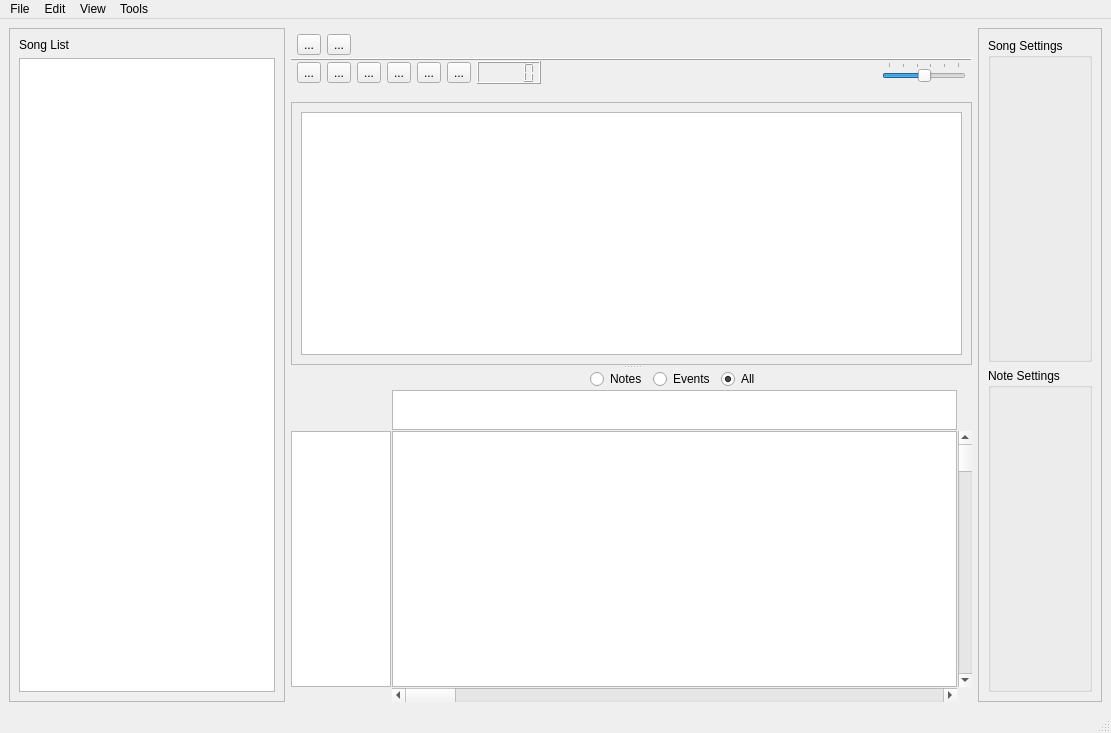
garakmon/gtm, file src/ui/mainwindow.ui: the form before one commit.
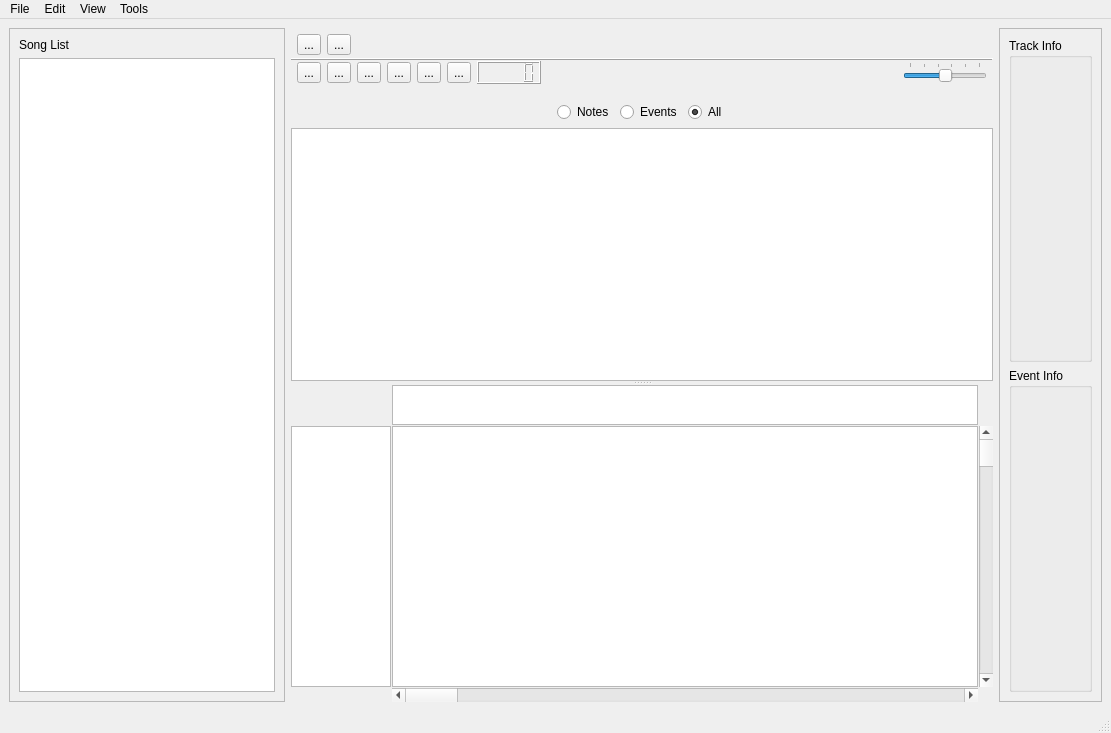
The form after the commit. Icons and pictures are not drawn.

Commit message: create MeasureRoll class

Diff of the .ui file:
```diff
--- a/src/ui/mainwindow.ui
+++ b/src/ui/mainwindow.ui
@@ -39,7 +39,7 @@
           </sizepolicy>
          </property>
          <property name="title">
-          <string>Song Settings</string>
+          <string>Track Info</string>
          </property>
         </widget>
        </item>
@@ -52,7 +52,7 @@
           </sizepolicy>
          </property>
          <property name="title">
-          <string>Note Settings</string>
+          <string>Event Info</string>
          </property>
         </widget>
        </item>
@@ -330,6 +330,9 @@
        <bool>false</bool>
       </property>
       <widget class="QScrollArea" name="scrollArea">
+       <property name="frameShape">
+        <enum>QFrame::NoFrame</enum>
+       </property>
        <property name="widgetResizable">
         <bool>true</bool>
        </property>
@@ -338,14 +341,100 @@
          <rect>
           <x>0</x>
           <y>0</y>
-          <width>642</width>
-          <height>250</height>
+          <width>676</width>
+          <height>243</height>
          </rect>
         </property>
         <layout class="QGridLayout" name="gridLayout_2">
-         <item row="0" column="0">
+         <property name="leftMargin">
+          <number>0</number>
+         </property>
+         <property name="topMargin">
+          <number>0</number>
+         </property>
+         <property name="rightMargin">
+          <number>0</number>
+         </property>
+         <property name="bottomMargin">
+          <number>0</number>
+         </property>
+         <item row="1" column="0">
           <widget class="QGraphicsView" name="view_tracklist"/>
          </item>
+         <item row="0" column="0">
+          <widget class="QFrame" name="frame_3">
+           <property name="frameShape">
+            <enum>QFrame::NoFrame</enum>
+           </property>
+           <property name="frameShadow">
+            <enum>QFrame::Raised</enum>
+           </property>
+           <layout class="QHBoxLayout" name="horizontalLayout_3">
+            <property name="leftMargin">
+             <number>0</number>
+            </property>
+            <property name="topMargin">
+             <number>0</number>
+            </property>
+            <property name="rightMargin">
+             <number>0</number>
+            </property>
+            <property name="bottomMargin">
+             <number>0</number>
+            </property>
+            <item>
+             <spacer name="horizontalSpacer_3">
+              <property name="orientation">
+               <enum>Qt::Horizontal</enum>
+              </property>
+              <property name="sizeHint" stdset="0">
+               <size>
+                <width>40</width>
+                <height>20</height>
+               </size>
+              </property>
+             </spacer>
+            </item>
+            <item>
+             <widget class="QRadioButton" name="radioButton_pianoNotes">
+              <property name="text">
+               <string>Notes</string>
+              </property>
+             </widget>
+            </item>
+            <item>
+             <widget class="QRadioButton" name="radioButton_pianoEvents">
+              <property name="text">
+               <string>Events</string>
+              </property>
+             </widget>
+            </item>
+            <item>
+             <widget class="QRadioButton" name="radioButton_pianoAll">
+              <property name="text">
+               <string>All</string>
+              </property>
+              <property name="checked">
+               <bool>true</bool>
+              </property>
+             </widget>
+            </item>
+            <item>
+             <spacer name="horizontalSpacer_4">
+              <property name="orientation">
+               <enum>Qt::Horizontal</enum>
+              </property>
+              <property name="sizeHint" stdset="0">
+               <size>
+                <width>40</width>
+                <height>20</height>
+               </size>
+              </property>
+             </spacer>
+            </item>
+           </layout>
+          </widget>
+         </item>
         </layout>
        </widget>
       </widget>
@@ -361,8 +450,8 @@
          <rect>
           <x>0</x>
           <y>0</y>
-          <width>644</width>
-          <height>302</height>
+          <width>676</width>
+          <height>311</height>
          </rect>
         </property>
         <layout class="QGridLayout" name="gridLayout_3">
@@ -424,80 +513,6 @@
            </property>
           </widget>
          </item>
-         <item row="0" column="2">
-          <widget class="QFrame" name="frame_3">
-           <property name="frameShape">
-            <enum>QFrame::NoFrame</enum>
-           </property>
-           <property name="frameShadow">
-            <enum>QFrame::Raised</enum>
-           </property>
-           <layout class="QHBoxLayout" name="horizontalLayout_3">
-            <property name="leftMargin">
-             <number>0</number>
-            </property>
-            <property name="topMargin">
-             <number>0</number>
-            </property>
-            <property name="rightMargin">
-             <number>0</number>
-            </property>
-            <property name="bottomMargin">
-             <number>0</number>
-            </property>
-            <item>
-             <spacer name="horizontalSpacer_3">
-              <property name="orientation">
-               <enum>Qt::Horizontal</enum>
-              </property>
-              <property name="sizeHint" stdset="0">
-               <size>
-                <width>40</width>
-                <height>20</height>
-               </size>
-              </property>
-             </spacer>
-            </item>
-            <item>
-             <widget class="QRadioButton" name="radioButton_pianoNotes">
-              <property name="text">
-               <string>Notes</string>
-              </property>
-             </widget>
-            </item>
-            <item>
-             <widget class="QRadioButton" name="radioButton_pianoEvents">
-              <property name="text">
-               <string>Events</string>
-              </property>
-             </widget>
-            </item>
-            <item>
-             <widget class="QRadioButton" name="radioButton_pianoAll">
-              <property name="text">
-               <string>All</string>
-              </property>
-              <property name="checked">
-               <bool>true</bool>
-              </property>
-             </widget>
-            </item>
-            <item>
-             <spacer name="horizontalSpacer_4">
-              <property name="orientation">
-               <enum>Qt::Horizontal</enum>
-              </property>
-              <property name="sizeHint" stdset="0">
-               <size>
-                <width>40</width>
-                <height>20</height>
-               </size>
-              </property>
-             </spacer>
-            </item>
-           </layout>
-          </widget>
-         </item>
         </layout>
        </widget>
       </widget>
```
The commit also changes 9 other files.
